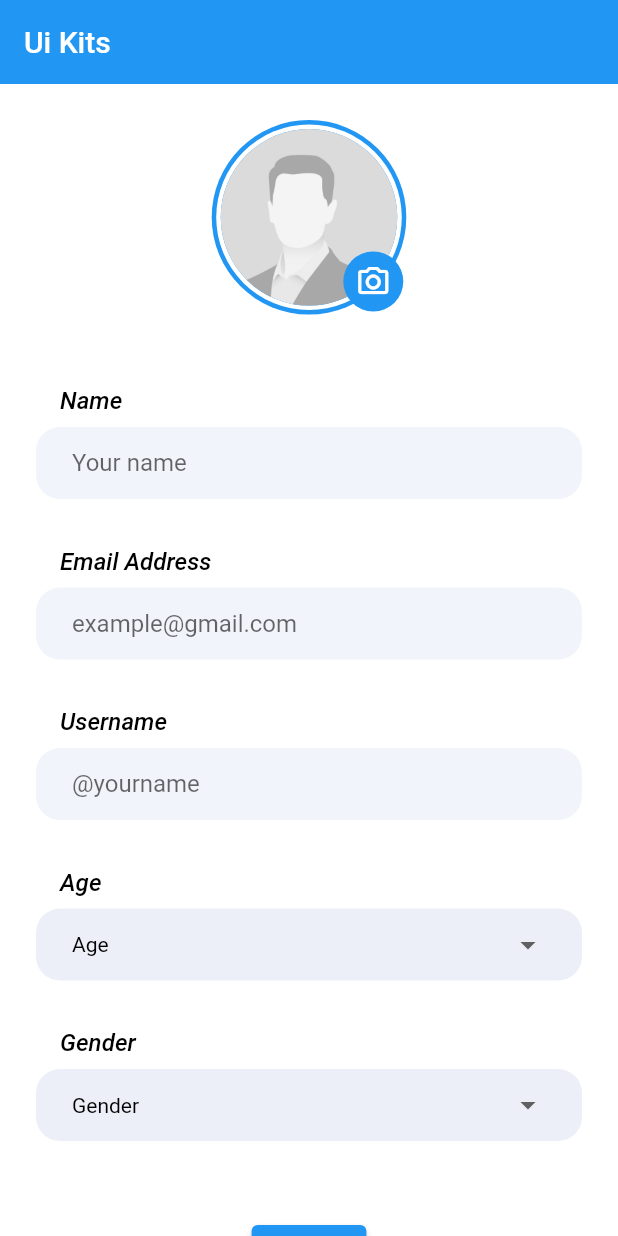
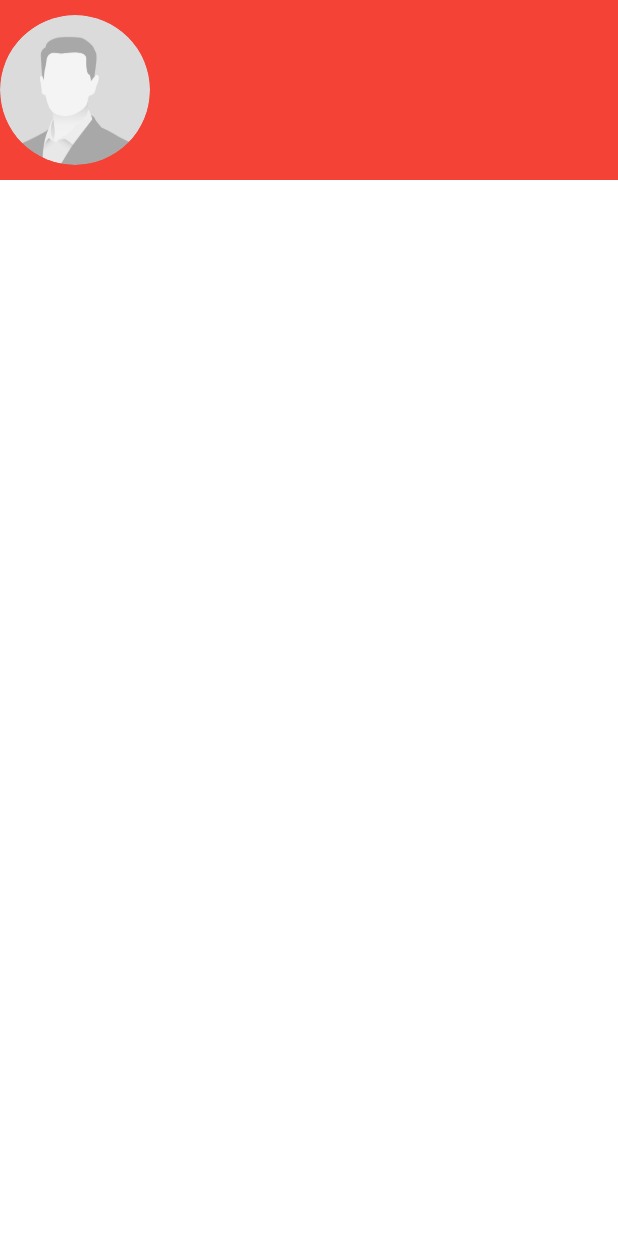
Before and after one commit to Mohiuddin655-DEV/flutter_ui_kits2, a Flutter app: the screen it shows after launch, on a phone screen of 412 x 824 dp. Run offline on Flutter 3.47's test engine with Material 2 defaults, Android fonts, the phone set to English and light mode, and no system bars; our stand-ins replace image_cropper, image_picker.

Commit message:
update by window at 21/01/23

```diff
--- a/lib/main.dart
+++ b/lib/main.dart
@@ -1,5 +1,5 @@
 import 'package:flutter/material.dart';
-import 'package:flutter_ui_kits/edit_profile_screens/v-1/page.dart';
+import 'package:flutter_ui_kits/presentations/widgets/comment/comment_view.dart';
 
 void main() {
   runApp(const MyApp());
@@ -15,7 +15,21 @@ class MyApp extends StatelessWidget {
       theme: ThemeData(
         primarySwatch: Colors.blue,
       ),
-      home: const EditProfileV1Page(),
+      home: const HomePage(),
     );
   }
 }
+
+class HomePage extends StatelessWidget {
+  const HomePage({Key? key}) : super(key: key);
+
+  @override
+  Widget build(BuildContext context) {
+    return const Scaffold(
+      backgroundColor: Colors.white,
+      body: SafeArea(
+        child: CommentView(),
+      ),
+    );
+  }
+}
--- a/lib/edit_profile_screens/v-1/body.dart
+++ b/lib/presentations/pages/edit_profile_screens/v-1/body.dart
@@ -1,12 +1,12 @@
 import 'dart:io';
 
 import 'package:flutter/material.dart';
-import 'package:flutter_ui_kits/edit_profile_screens/v-1/widgets/edit_avatar_view.dart';
-import 'package:flutter_ui_kits/edit_profile_screens/v-1/widgets/edit_field.dart';
+import 'package:flutter_ui_kits/presentations/pages/edit_profile_screens/v-1/widgets/edit_avatar_view.dart';
+import 'package:flutter_ui_kits/presentations/pages/edit_profile_screens/v-1/widgets/edit_field.dart';
 import 'package:image_cropper/image_cropper.dart';
 import 'package:image_picker/image_picker.dart';
 
-import '../../core/constants.dart';
+import '../../../../core/constants.dart';
 import 'widgets/dropdown_field.dart';
 
 class EditProfileV1Body extends StatefulWidget {
--- a/lib/edit_profile_screens/v-1/page.dart
+++ b/lib/presentations/pages/edit_profile_screens/v-1/page.dart
@@ -1,5 +1,6 @@
 import 'package:flutter/material.dart';
-import 'package:flutter_ui_kits/edit_profile_screens/v-1/body.dart';
+
+import 'body.dart';
 
 class EditProfileV1Page extends StatelessWidget {
   const EditProfileV1Page({Key? key}) : super(key: key);
--- a/lib/edit_profile_screens/v-1/widgets/child/avatar_view.dart
+++ b/lib/presentations/pages/edit_profile_screens/v-1/widgets/child/avatar_view.dart
@@ -15,7 +15,7 @@ class AvatarView extends StatelessWidget {
 
   const AvatarView({
     Key? key,
-    required this.imageFile,
+    this.imageFile,
     this.width = 100,
     this.height = 100,
     this.isCircular = true,
@@ -50,8 +50,6 @@ class AvatarView extends StatelessWidget {
             borderRadius: !isCircular ? borderRadius : null,
           ),
           child: Container(
-            width: width,
-            height: height,
             clipBehavior: Clip.antiAlias,
             decoration: BoxDecoration(
               color: backgroundColor,
@@ -69,16 +67,22 @@ class AvatarView extends StatelessWidget {
     if (imageUrl != null && imageUrl!.isNotEmpty) {
       return Image.network(
         imageUrl!,
+        width: width,
+        height: height,
         fit: BoxFit.cover,
       );
     } else if (imageFile != null) {
       return Image.file(
         imageFile!,
+        width: width,
+        height: height,
         fit: BoxFit.cover,
       );
     } else if (imageAsset != null && imageAsset!.isNotEmpty) {
       return Image.asset(
         imageAsset!,
+        width: width,
+        height: height,
         fit: BoxFit.cover,
       );
     } else {
--- /dev/null
+++ b/lib/presentations/widgets/comment/comment_view.dart
@@ -0,0 +1,23 @@
+import 'package:flutter/material.dart';
+import 'package:flutter_ui_kits/core/constants.dart';
+import 'package:flutter_ui_kits/presentations/pages/edit_profile_screens/v-1/widgets/child/avatar_view.dart';
+
+class CommentView extends StatelessWidget {
+  const CommentView({Key? key}) : super(key: key);
+
+  @override
+  Widget build(BuildContext context) {
+    return Container(
+      width: double.infinity,
+      height: 120,
+      decoration: const BoxDecoration(
+        color: Colors.red,
+      ),
+      child: Row(
+        children: [
+          AvatarView(imageAsset: kAvatarAsset,)
+        ],
+      ),
+    );
+  }
+}
--- /dev/null
+++ b/lib/presentations/widgets/notification/v1.dart
@@ -0,0 +1,18 @@
+import 'package:flutter/material.dart';
+
+class NotificationV1 extends StatelessWidget {
+  const NotificationV1({Key? key}) : super(key: key);
+
+  @override
+  Widget build(BuildContext context) {
+    return Container(
+      width: double.infinity,
+      height: 220,
+      decoration: BoxDecoration(
+        color: Colors.red,
+        borderRadius: BorderRadius.circular(8),
+      ),
+
+    );
+  }
+}
```
Also changed, not shown: lib/presentations/pages/edit_profile_screens/v-1/widgets/child/drop_down.dart (renamed from lib/edit_profile_screens/v-1/widgets/child/drop_down.dart), lib/presentations/pages/edit_profile_screens/v-1/widgets/child/edit_text.dart (renamed from lib/edit_profile_screens/v-1/widgets/child/edit_text.dart), lib/presentations/pages/edit_profile_screens/v-1/widgets/dropdown_field.dart (renamed from lib/edit_profile_screens/v-1/widgets/dropdown_field.dart), lib/presentations/pages/edit_profile_screens/v-1/widgets/edit_avatar_view.dart (renamed from lib/edit_profile_screens/v-1/widgets/edit_avatar_view.dart), lib/presentations/pages/edit_profile_screens/v-1/widgets/edit_field.dart (renamed from lib/edit_profile_screens/v-1/widgets/edit_field.dart).
